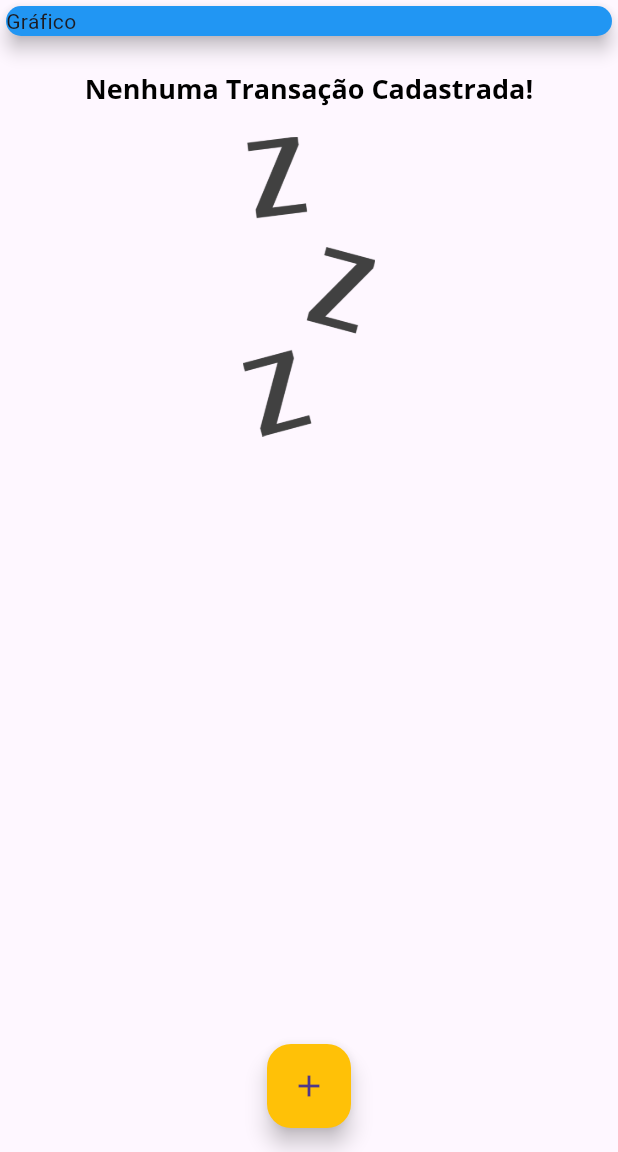
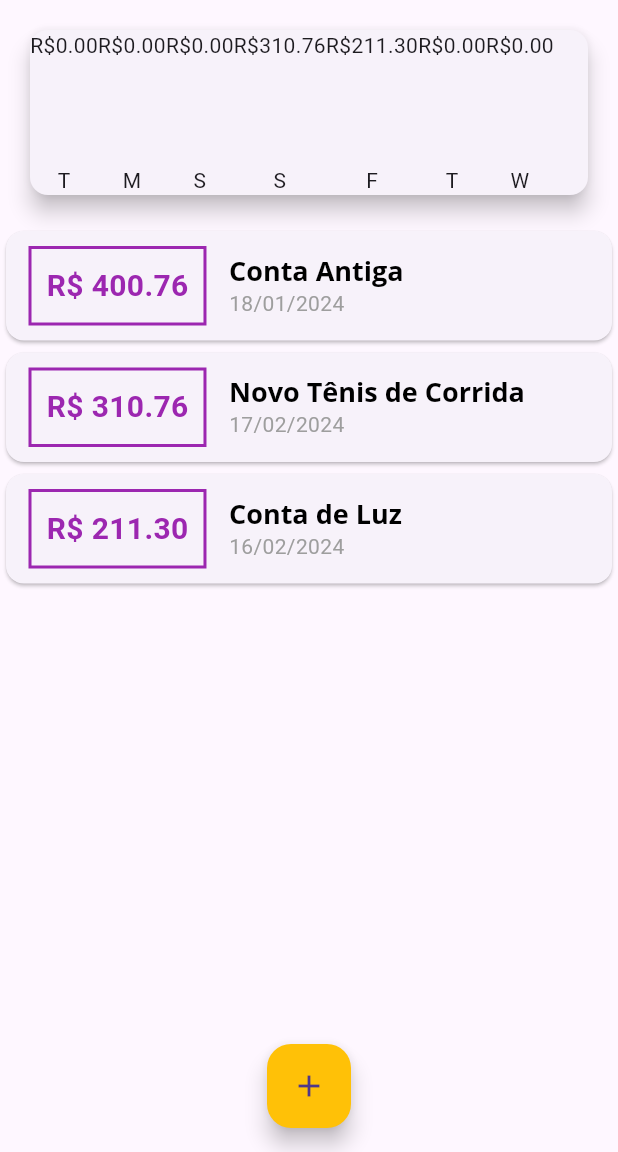
Before and after one commit to vinifred1003/expenses, a Flutter app: the screen it shows after launch, on a phone screen of 412 x 824 dp, the part 84-1236 px from its top. Run offline on Flutter 3.47's test engine with Material 3 defaults, Android fonts, the phone set to English and light mode, and no system bars.

Commit message:
lot of things

```diff
--- /dev/null
+++ b/lib/components/chart.dart
@@ -0,0 +1,54 @@
+import 'package:flutter/material.dart';
+import 'package:intl/intl.dart';
+import '../models/transaction.dart';
+import 'chart_bar.dart';
+
+class Chart extends StatelessWidget {
+  final List<Transaction> recentTransaction;
+
+  const Chart(this.recentTransaction, {Key? key}) : super(key: key);
+
+  List<Map<String, Object>> get groupedTransactions {
+    return List.generate(7, (index) {
+      final weekDay = DateTime.now().subtract(
+        Duration(days: index),
+      );
+      double totalSum = 0.0;
+
+      for (var i = 0; i < recentTransaction.length; i++) {
+        bool sameDay = recentTransaction[i].date.day == weekDay.day;
+        bool sameMonth = recentTransaction[i].date.month == weekDay.month;
+        bool sameYear = recentTransaction[i].date.year == weekDay.year;
+
+        if (sameDay && sameMonth && sameYear) {
+          totalSum += recentTransaction[i].value;
+        }
+      }
+      print(DateFormat.E().format(weekDay)[0]);
+      print(totalSum);
+
+      return {
+        'day': DateFormat.E().format(weekDay)[0],
+        'value': totalSum,
+      };
+    });
+  }
+
+  @override
+  Widget build(BuildContext context) {
+    groupedTransactions;
+    return Card(
+      elevation: 6,
+      margin: EdgeInsets.all(20),
+      child: Row(
+        children: groupedTransactions.map((tr) {
+          return ChartBar(
+            label: tr['day'].toString(),
+            value: (tr['value'] as num).toDouble(),
+            percentage: 0,
+          );
+        }).toList(),
+      ),
+    );
+  }
+}
--- /dev/null
+++ b/lib/components/chart_bar.dart
@@ -0,0 +1,35 @@
+import 'package:flutter/material.dart';
+
+class ChartBar extends StatelessWidget {
+  final String label;
+  final double value;
+  final double percentage;
+
+  const ChartBar(
+      {Key? key,
+      required this.label,
+      required this.percentage,
+      required this.value})
+      : super(key: key);
+
+  @override
+  Widget build(BuildContext context) {
+    return Column(
+      children: [
+        Text('R\$${value.toStringAsFixed(2)}'),
+        SizedBox(
+          height: 5,
+        ),
+        Container(
+          height: 60,
+          width: 10,
+          child: null,
+        ),
+        SizedBox(
+          height: 5,
+        ),
+        Text(label),
+      ],
+    );
+  }
+}
--- a/lib/main.dart
+++ b/lib/main.dart
@@ -3,10 +3,14 @@ import 'dart:math';
 import './components/transaction_form.dart';
 import './components/transaction_list.dart';
 import 'models/transaction.dart';
+import 'components/chart.dart';
 
 main() => runApp(ExpensesApp());
 
 class ExpensesApp extends StatelessWidget {
+  ExpensesApp({Key? key}) : super(key: key);
+  final ThemeData tema = ThemeData();
+
   @override
   Widget build(BuildContext context) {
     final ThemeData tema = ThemeData();
@@ -40,25 +44,41 @@ class ExpensesApp extends StatelessWidget {
 }
 
 class MyHomePage extends StatefulWidget {
+  const MyHomePage({Key? key}) : super(key: key);
+
   @override
   _MyHomePageState createState() => _MyHomePageState();
 }
 
 class _MyHomePageState extends State<MyHomePage> {
   final List<Transaction> _transactions = [
-    // Transaction(
-    //   id: 't1',
-    //   title: 'Novo Tênis de Corrida',
-    //   value: 310.76,
-    //   date: DateTime.now(),
-    // ),
-    // Transaction(
-    //   id: 't2',
-    //   title: 'Conta de Luz',
-    //   value: 211.30,
-    //   date: DateTime.now(),
-    // ),
+    Transaction(
+      id: 't0',
+      title: 'Conta Antiga',
+      value: 400.76,
+      date: DateTime.now().subtract(const Duration(days: 33)),
+    ),
+    Transaction(
+      id: 't1',
+      title: 'Novo Tênis de Corrida',
+      value: 310.76,
+      date: DateTime.now().subtract(const Duration(days: 3)),
+    ),
+    Transaction(
+      id: 't2',
+      title: 'Conta de Luz',
+      value: 211.30,
+      date: DateTime.now().subtract(const Duration(days: 4)),
+    ),
   ];
+
+  List<Transaction> get _recentTransactions {
+    return _transactions.where((tr) {
+      return tr.date.isAfter(DateTime.now().subtract(
+        const Duration(days: 7),
+      ));
+    }).toList();
+  }
 
   _addTransaction(String title, double value) {
     final newTransaction = Transaction(
@@ -101,22 +121,15 @@ class _MyHomePageState extends State<MyHomePage> {
         child: Column(
           crossAxisAlignment: CrossAxisAlignment.stretch,
           children: <Widget>[
-            Container(
-              width: double.infinity,
-              child: Card(
-                color: Colors.blue,
-                child: Text('Gráfico'),
-                elevation: 5,
-              ),
-            ),
+            Chart(_recentTransactions),
             TransactionList(_transactions),
           ],
         ),
       ),
       floatingActionButton: FloatingActionButton(
-        child: const Icon(Icons.add),
         backgroundColor: Theme.of(context).colorScheme.secondary,
         onPressed: () => _openTransactionFormModal(context),
+        child: const Icon(Icons.add),
       ),
       floatingActionButtonLocation: FloatingActionButtonLocation.centerFloat,
     );
```
